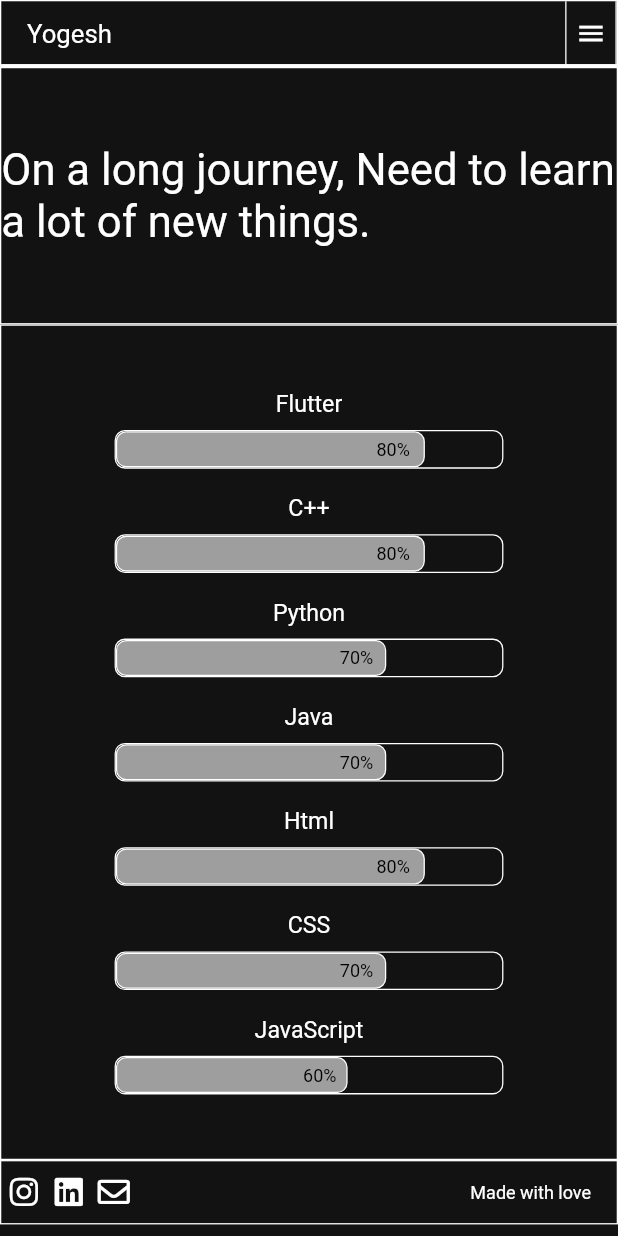
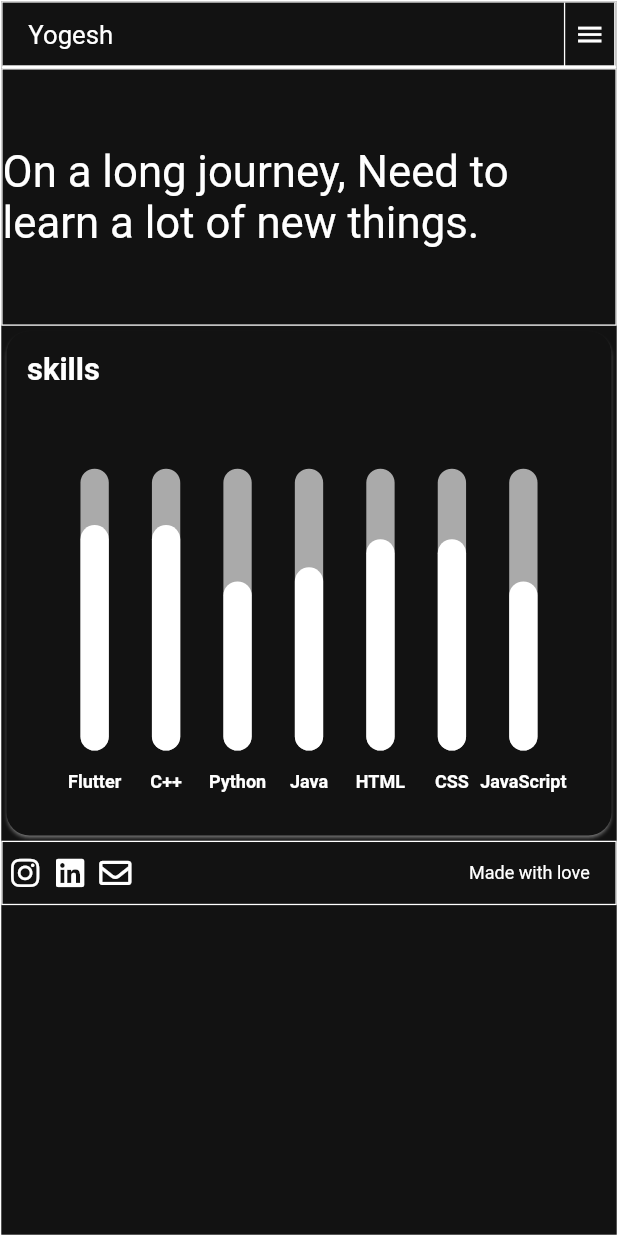
Before and after one commit to Yogeshk4124/yogeshk4124.github.io, a Flutter app: the Skills screen opened directly, on a phone screen of 412 x 824 dp. Run offline on Flutter 3.47's test engine with Material 2 defaults, Android fonts, the phone set to English and light mode, and no system bars; drawn by our look-alikes of fl_chart, flutter_animation_progress_bar; our stand-ins replace font_awesome_flutter, responsive_framework; missing offline and left inert: flutter_page_transition.

Commit message:
bar chart added

```diff
--- /dev/null
+++ b/lib/BarChart.dart
@@ -0,0 +1,396 @@
+import 'dart:async';
+import 'dart:math';
+
+import 'package:fl_chart/fl_chart.dart';
+import 'package:flutter/gestures.dart';
+import 'package:flutter/material.dart';
+
+class BarChartSample1 extends StatefulWidget {
+  final List<Color> availableColors = [
+    Colors.purpleAccent,
+    Colors.yellow,
+    Colors.lightBlue,
+    Colors.orange,
+    Colors.pink,
+    Colors.redAccent,
+  ];
+  final double chartWidth, chartHeight;
+  BarChartSample1({required this.chartWidth, required this.chartHeight});
+  @override
+  State<StatefulWidget> createState() => BarChartSample1State();
+}
+
+class BarChartSample1State extends State<BarChartSample1> {
+  // final Color barBackgroundColor = const Color(0xff72d8bf);
+  final Color barBackgroundColor = const Color(0xffAAAAAA);
+  final Duration animDuration = const Duration(milliseconds: 250);
+
+  int touchedIndex = -1;
+
+  bool isPlaying = false;
+  double height = 0;
+  double width = 0;
+  double margin = 0;
+
+  @override
+  Widget build(BuildContext context) {
+    return Wrap(
+      direction: Axis.horizontal,
+      alignment: WrapAlignment.start,
+      children: [
+        Container(
+          width: widget.chartWidth,
+          height: widget.chartHeight,
+          child: Card(
+            shape:
+                RoundedRectangleBorder(borderRadius: BorderRadius.circular(18)),
+            color: Color(0xff121212),
+            shadowColor: Colors.white,
+            child: Stack(
+              children: <Widget>[
+                Padding(
+                  padding: const EdgeInsets.all(16),
+                  child: Column(
+                    crossAxisAlignment: CrossAxisAlignment.stretch,
+                    mainAxisAlignment: MainAxisAlignment.start,
+                    mainAxisSize: MainAxisSize.max,
+                    children: <Widget>[
+                      Text(
+                        'skills',
+                        style: TextStyle(
+                            color: Colors.white,
+                            fontSize: 24,
+                            fontWeight: FontWeight.bold),
+                      ),
+                      const SizedBox(
+                        height: 4,
+                      ),
+                      Text(
+                        '',
+                        style: TextStyle(
+                            color: const Color(0xff379982),
+                            fontSize: 18,
+                            fontWeight: FontWeight.bold),
+                      ),
+                      const SizedBox(
+                        height: 38,
+                      ),
+                      Expanded(
+                        child: Padding(
+                          padding: const EdgeInsets.symmetric(horizontal: 8.0),
+                          child: BarChart(
+                            // isPlaying ? randomData() : mainBarData(),
+                            mainBarData(), swapAnimationDuration: animDuration,
+                          ),
+                        ),
+                      ),
+                      const SizedBox(
+                        height: 12,
+                      ),
+                    ],
+                  ),
+                ),
+                // Padding(
+                //   padding: const EdgeInsets.all(8.0),
+                //   child: Align(
+                //     alignment: Alignment.topRight,
+                //     child: IconButton(
+                //       icon: Icon(
+                //         isPlaying ? Icons.pause : Icons.play_arrow,
+                //         color: const Color(0xff0f4a3c),
+                //       ),
+                //       onPressed: () {
+                //         setState(() {
+                //           isPlaying = !isPlaying;
+                //           if (isPlaying) {
+                //             refreshState();
+                //           }
+                //         });
+                //       },
+                //     ),
+                //   ),
+                // )
+              ],
+            ),
+          ),
+        ),
+        AnimatedContainer(
+          margin: EdgeInsets.symmetric(horizontal: margin),
+          duration: Duration(seconds: 1),
+          height: height,
+          width: width,
+          child: AnimatedList(
+            initialItemCount: 4,
+            itemBuilder: (context, i, anim) {
+              return Text(
+                'ds',
+                style: TextStyle(color: Colors.white),
+              );
+            },
+
+            // duration: Duration(seconds: 1),
+            // height: height,
+            // child: Column(
+            //   children: [
+            //     Text(
+            //       'ds',
+            //       style: TextStyle(color: Colors.white),
+            //     ),
+            //     Text(
+            //       'ds',
+            //       style: TextStyle(color: Colors.white),
+            //     ),
+            //     Text(
+            //       'ds',
+            //       style: TextStyle(color: Colors.white),
+            //     ),
+            //   ],
+            // ),
+          ),
+        ),
+      ],
+    );
+  }
+
+  BarChartGroupData makeGroupData(
+    int x,
+    double y, {
+    bool isTouched = false,
+    Color barColor = Colors.white,
+    double width = 22,
+    List<int> showTooltips = const [],
+  }) {
+    return BarChartGroupData(
+      x: x,
+      barRods: [
+        BarChartRodData(
+          y: isTouched ? y + 1 : y,
+          colors: isTouched ? [Colors.yellow] : [barColor],
+          width: width,
+          backDrawRodData: BackgroundBarChartRodData(
+            show: true,
+            y: 100,
+            colors: [barBackgroundColor],
+          ),
+        ),
+      ],
+      showingTooltipIndicators: showTooltips,
+    );
+  }
+
+  List<BarChartGroupData> showingGroups() => List.generate(7, (i) {
+        switch (i) {
+          case 0:
+            return makeGroupData(0, 80, isTouched: i == touchedIndex);
+          case 1:
+            return makeGroupData(1, 80, isTouched: i == touchedIndex);
+          case 2:
+            return makeGroupData(2, 60, isTouched: i == touchedIndex);
+          case 3:
+            return makeGroupData(3, 65, isTouched: i == touchedIndex);
+          case 4:
+            return makeGroupData(4, 75, isTouched: i == touchedIndex);
+          case 5:
+            return makeGroupData(5, 75, isTouched: i == touchedIndex);
+          case 6:
+            return makeGroupData(6, 60, isTouched: i == touchedIndex);
+          default:
+            return throw Error();
+        }
+      });
+
+  BarChartData mainBarData() {
+    return BarChartData(
+      barTouchData: BarTouchData(
+        touchTooltipData: BarTouchTooltipData(
+            tooltipBgColor: Color(0xff191919),
+            getTooltipItem: (group, groupIndex, rod, rodIndex) {
+              String skill;
+              switch (group.x.toInt()) {
+                case 0:
+                  skill = 'Flutter';
+                  break;
+                case 1:
+                  skill = 'C++';
+                  break;
+                case 2:
+                  skill = 'Python';
+                  break;
+                case 3:
+                  skill = 'Java';
+                  break;
+                case 4:
+                  skill = 'HTML';
+                  break;
+                case 5:
+                  skill = 'CSS';
+                  break;
+                case 6:
+                  skill = 'JavaScript';
+                  break;
+                default:
+                  throw Error();
+              }
+              return BarTooltipItem(
+                skill + '\n',
+                TextStyle(
+                  color: Colors.white,
+                  fontWeight: FontWeight.bold,
+                  fontSize: 18,
+                ),
+                children: <TextSpan>[
+                  TextSpan(
+                    text: (rod.y - 1).toString(),
+                    style: TextStyle(
+                      color: Colors.yellow,
+                      fontSize: 16,
+                      fontWeight: FontWeight.w500,
+                    ),
+                  ),
+                ],
+              );
+            }),
+        touchCallback: (barTouchResponse) {
+          setState(() {
+            if (barTouchResponse.spot != null &&
+                barTouchResponse.touchInput is PointerDownEvent) {
+              setState(() {
+                height = 100;
+                margin = 100;
+                width = 100;
+              });
+            } else if (barTouchResponse.spot != null &&
+                barTouchResponse.touchInput is! PointerUpEvent &&
+                barTouchResponse.touchInput is! PointerExitEvent) {
+              touchedIndex = barTouchResponse.spot!.touchedBarGroupIndex;
+            } else {
+              touchedIndex = -1;
+            }
+          });
+        },
+      ),
+      titlesData: FlTitlesData(
+        show: true,
+        bottomTitles: SideTitles(
+          showTitles: true,
+          getTextStyles: (value) => const TextStyle(
+              color: Colors.white, fontWeight: FontWeight.bold, fontSize: 14),
+          margin: 16,
+          getTitles: (double value) {
+            switch (value.toInt()) {
+              case 0:
+                return 'Flutter';
+              case 1:
+                return 'C++';
+              case 2:
+                return 'Python';
+              case 3:
+                return 'Java';
+              case 4:
+                return 'HTML';
+              case 5:
+                return 'CSS';
+              case 6:
+                return 'JavaScript';
+              default:
+                return '';
+            }
+          },
+        ),
+        leftTitles: SideTitles(
+          showTitles: false,
+        ),
+      ),
+      borderData: FlBorderData(
+        show: false,
+      ),
+      barGroups: showingGroups(),
+    );
+  }
+
+  BarChartData randomData() {
+    return BarChartData(
+      barTouchData: BarTouchData(
+        enabled: false,
+      ),
+      titlesData: FlTitlesData(
+        show: true,
+        bottomTitles: SideTitles(
+          showTitles: true,
+          getTextStyles: (value) => const TextStyle(
+              color: Colors.white, fontWeight: FontWeight.bold, fontSize: 14),
+          margin: 16,
+          getTitles: (double value) {
+            switch (value.toInt()) {
+              case 0:
+                return 'M';
+              case 1:
+                return 'T';
+              case 2:
+                return 'W';
+              case 3:
+                return 'T';
+              case 4:
+                return 'F';
+              case 5:
+                return 'S';
+              case 6:
+                return 'S';
+              default:
+                return '';
+            }
+          },
+        ),
+        leftTitles: SideTitles(
+          showTitles: false,
+        ),
+      ),
+      borderData: FlBorderData(
+        show: false,
+      ),
+      barGroups: List.generate(7, (i) {
+        switch (i) {
+          case 0:
+            return makeGroupData(0, Random().nextInt(15).toDouble() + 6,
+                barColor: widget.availableColors[
+                    Random().nextInt(widget.availableColors.length)]);
+          case 1:
+            return makeGroupData(1, Random().nextInt(15).toDouble() + 6,
+                barColor: widget.availableColors[
+                    Random().nextInt(widget.availableColors.length)]);
+          case 2:
+            return makeGroupData(2, Random().nextInt(15).toDouble() + 6,
+                barColor: widget.availableColors[
+                    Random().nextInt(widget.availableColors.length)]);
+          case 3:
+            return makeGroupData(3, Random().nextInt(15).toDouble() + 6,
+                barColor: widget.availableColors[
+                    Random().nextInt(widget.availableColors.length)]);
+          case 4:
+            return makeGroupData(4, Random().nextInt(15).toDouble() + 6,
+                barColor: widget.availableColors[
+                    Random().nextInt(widget.availableColors.length)]);
+          case 5:
+            return makeGroupData(5, Random().nextInt(15).toDouble() + 6,
+                barColor: widget.availableColors[
+                    Random().nextInt(widget.availableColors.length)]);
+          case 6:
+            return makeGroupData(6, Random().nextInt(15).toDouble() + 6,
+                barColor: widget.availableColors[
+                    Random().nextInt(widget.availableColors.length)]);
+          default:
+            return throw Error();
+        }
+      }),
+    );
+  }
+
+  Future<dynamic> refreshState() async {
+    setState(() {});
+    await Future<dynamic>.delayed(
+        animDuration + const Duration(milliseconds: 50));
+    if (isPlaying) {
+      await refreshState();
+    }
+  }
+}
--- a/lib/Pages/Skills.dart
+++ b/lib/Pages/Skills.dart
@@ -3,6 +3,8 @@
 import 'package:flutter_animation_progress_bar/flutter_animation_progress_bar.dart';
 import 'package:portfoliom/CustomBuilder.dart';
 import 'package:portfoliom/NavBar.dart';
+
+import '../BarChart.dart';
 
 Color black = Color(0xff121212);
 
@@ -20,9 +22,12 @@
       backgroundColor: black,
       body: SafeArea(
         child: Container(
-          padding: (MediaQuery.of(context).size.width > 700)
+          margin: (MediaQuery.of(context).size.width > 700)
               ? EdgeInsets.only(top: 20, left: 40, right: 40, bottom: 10)
               : EdgeInsets.zero,
+          decoration: BoxDecoration(
+            border: Border.all(color: Colors.white, width: 1),
+          ),
           child: Column(
             children: [
               NavBar(),
@@ -45,25 +50,27 @@
                           ),
                         ),
                       ),
-                      Container(
-                        decoration: BoxDecoration(
-                          border: Border.all(color: Colors.white, width: 1),
-                        ),
-                        padding:
-                            EdgeInsets.symmetric(vertical: 40, horizontal: 30),
-                        child: Column(
-                          mainAxisSize: MainAxisSize.min,
-                          children: [
-                            buildSkillBar('Flutter', 80),
-                            buildSkillBar('C++', 80),
-                            buildSkillBar('Python', 70),
-                            buildSkillBar('Java', 70),
-                            buildSkillBar('Html', 80),
-                            buildSkillBar('CSS', 70),
-                            buildSkillBar('JavaScript', 60),
-                          ],
-                        ),
-                      ),
+                      BarChartSample1(chartWidth: 500, chartHeight: 400),
+
+                      // Container(
+                      //   decoration: BoxDecoration(
+                      //     border: Border.all(color: Colors.white, width: 1),
+                      //   ),
+                      //   padding:
+                      //       EdgeInsets.symmetric(vertical: 40, horizontal: 30),
+                      //   child: Column(
+                      //     mainAxisSize: MainAxisSize.min,
+                      //     children: [
+                      //       buildSkillBar('Flutter', 80),
+                      //       buildSkillBar('C++', 80),
+                      //       buildSkillBar('Python', 70),
+                      //       buildSkillBar('Java', 70),
+                      //       buildSkillBar('Html', 80),
+                      //       buildSkillBar('CSS', 70),
+                      //       buildSkillBar('JavaScript', 60),
+                      //     ],
+                      //   ),
+                      // ),
                       CustomBuilder.buildContactFooter(),
                     ],
                   ),
--- a/lib/main.dart
+++ b/lib/main.dart
@@ -1,4 +1,5 @@
 import 'package:flutter/material.dart';
+// ignore: import_of_legacy_library_into_null_safe
 import 'package:flutter_page_transition/flutter_page_transition.dart';
 import 'package:responsive_framework/responsive_wrapper.dart';
 import 'package:responsive_framework/utils/scroll_behavior.dart';
--- a/lib/project.dart
+++ b/lib/project.dart
@@ -1,5 +1,6 @@
 import 'package:flutter/cupertino.dart';
 
+// ignore: camel_case_types
 class projects {
   String? title, summary;
   String? imgsrc;
--- a/pubspec.yaml
+++ b/pubspec.yaml
@@ -32,6 +32,7 @@
   font_awesome_flutter: ^9.1.0
   flutter_animation_progress_bar: ^2.0.0
   flutter_page_transition: ^0.1.6
+  fl_chart: ^0.36.3
 
 dev_dependencies:
   flutter_test:
```
Also changed, not shown: pubspec.lock.
